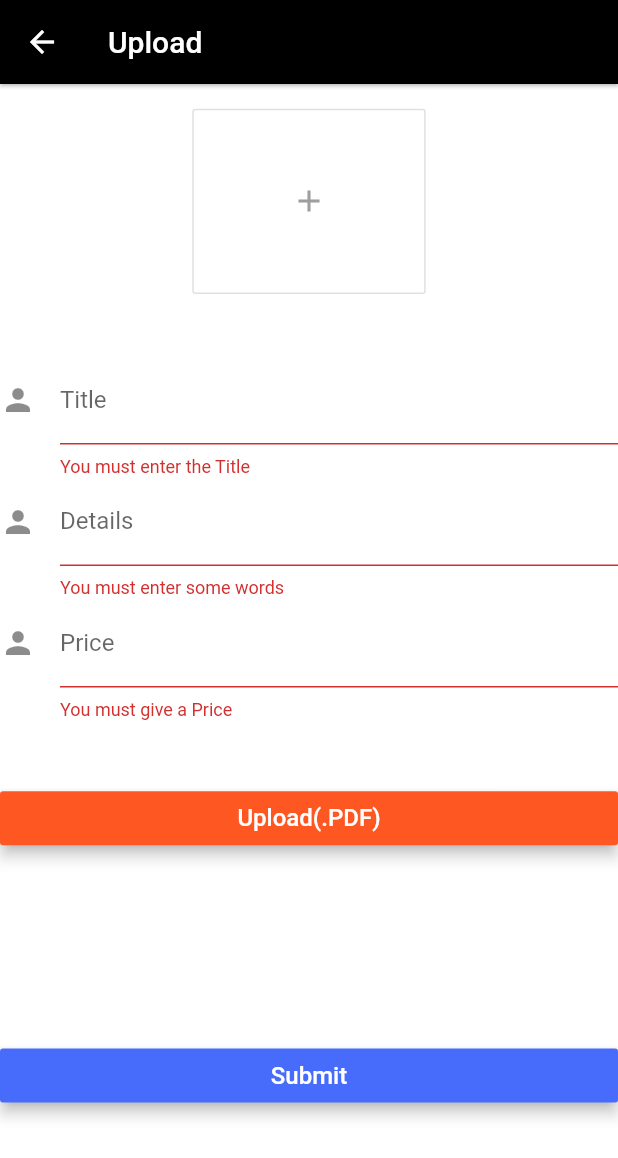
After one commit to not-ed-app/NOT.ED-v1.1, a Flutter app: the UploadNotes screen opened directly, after a tap on "Submit", on a phone screen of 412 x 824 dp. The commit adds this screen. Shown: the top 1158 px of the screen. Run offline on Flutter 3.47's test engine with Material 2 defaults, Android fonts, the phone set to English and light mode, and no system bars; our stand-ins replace cloud_firestore, file_picker, firebase_auth, firebase_core, firebase_storage, flutter_native_image and 3 more; missing offline and left inert: flutter_plugin_pdf_viewer; accounts and stored records are empty; network calls fail.

Commit message:
uploadNotes

```diff
--- a/lib/ui/landing/profile.dart
+++ b/lib/ui/landing/profile.dart
@@ -1,4 +1,5 @@
 import 'package:flutter/material.dart';
+import 'package:noted_app/ui/upload/uploadnotes.dart';
 import 'profile/about.dart';
 import 'package:url_launcher/url_launcher.dart';
 
@@ -104,6 +105,8 @@
                       Padding(
                         padding: const EdgeInsets.only(left: 20.0),
                         child: GestureDetector(
+                          onTap: () => Navigator.push(context,
+                    MaterialPageRoute(builder: (context) =>UploadNotes())),
                             child: Text(
                           "Upload",
                           style: TextStyle(
--- /dev/null
+++ b/lib/ui/upload/dbevent.dart
@@ -0,0 +1,24 @@
+import 'package:cloud_firestore/cloud_firestore.dart';
+import 'package:uuid/uuid.dart';
+
+
+class EventService{
+  FirebaseFirestore _firestore = FirebaseFirestore.instance;
+  String ref = 'eUpload';
+
+
+    void uploadDetails({String id,String title,String details, String price,String image,String file,Timestamp publishedDate}){
+      var id =Uuid();
+      String pEventId = id.v1();
+  _firestore.collection(ref).doc(pEventId).set({
+    'title' : title,
+    'id' : pEventId,
+    'description' : details,
+    'price' : price,
+    'image' : image,
+    'publishedDate' : DateTime.now(),
+    'file' : file,
+  });
+
+    }
+}
--- /dev/null
+++ b/lib/ui/upload/uploadnotes.dart
@@ -0,0 +1,286 @@
+import 'package:flutter/material.dart';
+import 'package:flutter_native_image/flutter_native_image.dart';
+import 'package:fluttertoast/fluttertoast.dart';
+import 'package:file_picker/file_picker.dart';
+import 'package:image_picker/image_picker.dart';
+
+import 'package:firebase_storage/firebase_storage.dart';
+//import 'package:cloud_firestore/cloud_firestore.dart';
+import 'dart:io';
+//import 'package:uuid/uuid.dart';
+
+//import 'package:path/path.dart';
+import 'package:noted_app/ui/upload/dbevent.dart';
+
+class UploadNotes extends StatefulWidget {
+
+
+  @override
+  _UploadNotesState createState() => _UploadNotesState();
+}
+
+class _UploadNotesState extends State<UploadNotes> {
+
+  TextEditingController eventNameController = TextEditingController();
+  TextEditingController eventDetailsController = TextEditingController();
+  TextEditingController eventPriceController = TextEditingController();
+  String productId = DateTime.now().millisecondsSinceEpoch.toString();
+
+  File _image;
+  var _file;
+  bool isLoading = false;
+  GlobalKey<FormState> _formKey = GlobalKey<FormState>();
+  EventService eventService = EventService();
+
+  @override
+  Widget build(BuildContext context) {
+ // var id =Uuid();
+   // var pEventId = id.v1();
+    void validateAndUpload() {
+      if (_formKey.currentState.validate()) {
+        setState(() => isLoading = true);
+        if (_image != null && _file != null) {
+          String imageUrl;
+          String fileUrl;
+          final FirebaseStorage storage = FirebaseStorage.instance;
+          final String picture =
+              "${DateTime.now().millisecondsSinceEpoch.toString()}.jpg";
+              final String pdf =
+              "${DateTime.now().millisecondsSinceEpoch.toString()}.pdf";
+          UploadTask task = storage.ref().child(picture).putFile(_image);
+          UploadTask task2 = storage.ref().child(pdf).putFile(_file);
+          task.then((snapshot) async {
+            imageUrl = await snapshot.ref.getDownloadURL();
+            task2.then((snapshot) async {
+            fileUrl = await snapshot.ref.getDownloadURL();
+            String imageL = imageUrl;
+            String fileL = fileUrl;
+            eventService.uploadDetails(
+                title: eventNameController.text,
+                details: eventDetailsController.text,
+                price: eventPriceController.text,
+                file: fileL,
+                image: imageL
+                );
+            _formKey.currentState.reset();
+            setState(() => isLoading = false);
+             Fluttertoast.showToast(msg: 'Notes added',toastLength: Toast.LENGTH_LONG, gravity: ToastGravity.CENTER,
+            backgroundColor: Colors.orangeAccent,textColor: Colors.white,fontSize: 16.0);
+           // Navigator.pop(context);
+          });
+          });
+        } else {
+          setState(() => isLoading = false);
+          Fluttertoast.showToast(msg: 'All details must be provided',textColor: Colors.black);
+        }
+      }
+    }
+
+Future getFile() async {
+      FilePickerResult result = await FilePicker.platform.pickFiles(
+        type: FileType.custom,allowedExtensions: ['pdf'],
+     );
+
+     if(result != null) {
+ PlatformFile file = result.files.first;
+
+   print(file.name);
+   setState(() {
+        _file = file;
+        print('file Path $result');
+Fluttertoast.showToast(msg: 'PDF Added',toastLength: Toast.LENGTH_LONG, gravity: ToastGravity.CENTER,
+            backgroundColor: Colors.blue[300],textColor: Colors.white,fontSize: 16.0);
+      }
+   );
+    }
+
+      else {
+   // User canceled the picker
+
+   Fluttertoast.showToast(msg: 'PDF Not Added',toastLength: Toast.LENGTH_LONG, gravity: ToastGravity.CENTER,
+            backgroundColor: Colors.blue[300],textColor: Colors.white,fontSize: 16.0);
+      }
+
+    }
+
+    Future getImage() async {
+      final picker = ImagePicker();
+      final image = await picker.getImage(source: ImageSource.gallery);
+ File result = await FlutterNativeImage.compressImage(image.path,
+    quality: 2);
+      setState(() {
+        _image = File(image.path);
+        print('Image Path $_image');
+      });
+    }
+
+    return Scaffold(
+      appBar: AppBar(
+        title: Text('Upload'),
+//         actions: [
+
+
+//           IconButton(
+
+//             icon: Icon(Icons.delete),
+//             onPressed:()async{
+//               try{
+//              await FirebaseFirestore.instance.collection('eNotification').doc().delete();
+//              Fluttertoast.showToast(msg: 'Notification Deleted',toastLength: Toast.LENGTH_LONG,
+//             gravity: ToastGravity.CENTER,
+//             backgroundColor: Colors.purple,
+//             textColor: Colors.white,fontSize: 16.0);
+//             }
+//             catch(e){
+// print(e.toString());
+//             }}
+//           )
+
+//         ],
+      ),
+      body: Form(
+        key: _formKey,
+        child: Container(
+          child: isLoading
+              ? Center(child: CircularProgressIndicator())
+              : ListView(
+                //  mainAxisAlignment: MainAxisAlignment.start,
+                  children: <Widget>[
+                    Padding(
+                      padding:  EdgeInsets.only(top:MediaQuery.of(context).size.height *.02),
+                      child: Align(
+                        alignment: Alignment.center,
+                        child: OutlineButton(
+                          child: Container(
+                            width: MediaQuery.of(context).size.width * .3,
+                            height: MediaQuery.of(context).size.width * .3,
+                            child: (_image != null)
+                                ? Image.file(
+                                    _image,
+                                    fit: BoxFit.fill,
+                                  )
+                                : Icon(
+                                    Icons.add,
+                                    color: Colors.grey,
+                                  ),
+                          ),
+                          onPressed: () {
+                            getImage();
+                          },
+                        ),
+                      ),
+                    ),
+
+
+                    Padding(
+                      padding: EdgeInsets.only(top:MediaQuery.of(context).size.width * .1),
+                      child: TextFormField(
+                        controller: eventNameController,
+                        decoration: InputDecoration(
+                          icon: Icon(Icons.person),
+                          hintText: 'Title',
+                          labelText: 'Title',
+                        ),
+                       validator: (value){
+                         if(value.isEmpty){
+                           return 'You must enter the Title';
+                         }
+                       },
+
+                      ),
+                    ),
+                    TextFormField(
+
+                      controller: eventDetailsController,
+                      decoration:  InputDecoration(
+                        icon: Icon(Icons.person),
+                        hintText: 'Details',
+                        labelText: 'Details',
+                      ),
+                     validator: (value){
+                       if(value.isEmpty){
+                         return 'You must enter some words';
+                       }
+                      //  if(value.length > 50){
+                      //     return 'Should be less than 50 characters';
+                      //  }
+                     },
+                    ),
+
+                    TextFormField(
+                      keyboardType: TextInputType.number,
+                      controller: eventPriceController,
+                      decoration:  InputDecoration(
+                        icon: Icon(Icons.person),
+                        hintText: 'Price',
+                        labelText: 'Price',
+                      ),
+                     validator: (value){
+                         if(value.isEmpty){
+                           return 'You must give a Price';
+                         }
+                       },
+                    ),
+
+                    SizedBox(
+                      height:MediaQuery.of(context).size.width * .1,
+                    ),
+
+                  //  Align(
+                  //       alignment: Alignment.center,
+                  //       child: OutlineButton(
+                  //         child: Container(
+                  //           width: MediaQuery.of(context).size.width * .3,
+                  //           height: MediaQuery.of(context).size.width * .3,
+                  //           child: (_file != null)
+                  //               ? Image.file(
+                  //                   _file,
+                  //                   fit: BoxFit.fill,
+                  //                 )
+                  //               : Icon(
+                  //                   Icons.add,
+                  //                   color: Colors.grey,
+                  //                 ),
+                  //         ),
+                  //         onPressed: () {
+                  //           getFile();
+
+                  //         },
+                  //       ),
+                  //     ),
+                    RaisedButton(
+                      color: Colors.deepOrange,
+                      onPressed: () {
+                        getFile();
+                      },
+                      elevation: 4.0,
+                      splashColor: Colors.orange[200],
+                      child: Text(
+                        'Upload(.PDF)',
+                        style: TextStyle(color: Colors.white, fontSize: 16.0),
+                      ),
+                    ),
+
+                    SizedBox(
+                      height:MediaQuery.of(context).size.width * .3,
+                    ),
+
+                    RaisedButton(
+                      color: Color(0xff476cfb),
+                      onPressed: () {
+                        validateAndUpload();
+                      },
+                      elevation: 4.0,
+                      splashColor: Colors.blueGrey,
+                      child: Text(
+                        'Submit',
+                        style: TextStyle(color: Colors.white, fontSize: 16.0),
+                      ),
+                    ),
+                  ],
+                ),
+        ),
+      ),
+    );
+  }
+}
```
Also changed, not shown: 3 other files.
